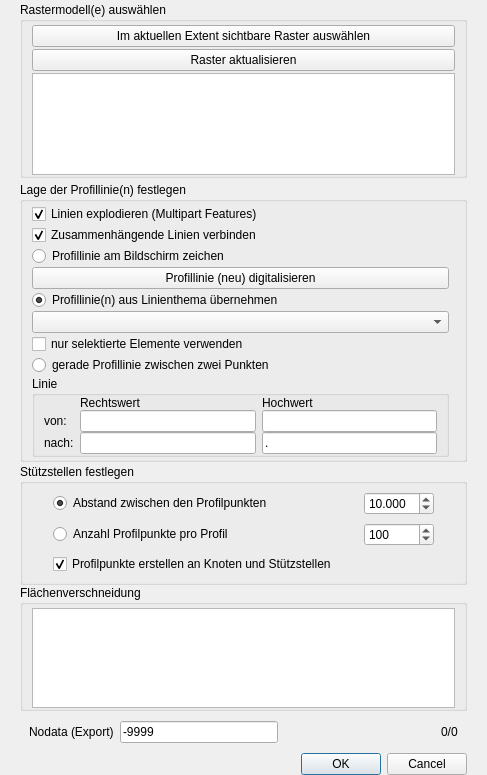
First picture: the form in VoGisProfilTool/ui/ui_vogisprofiltoolmain.ui, repository BergWerkGIS/VoGIS-Profil-Tool, before the edit.
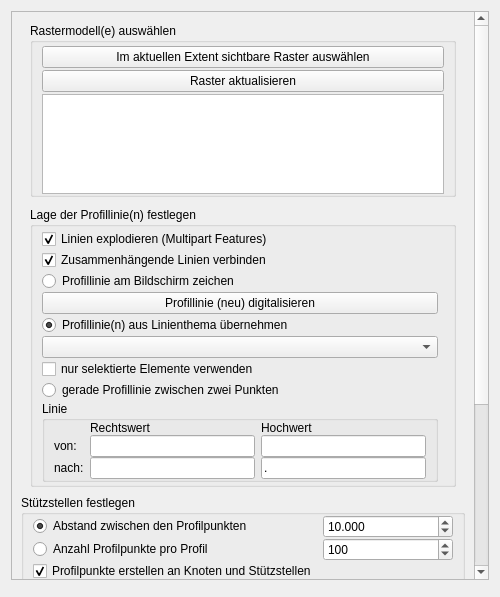
Second picture: the form after the edit.

```diff
--- a/VoGisProfilTool/ui/ui_vogisprofiltoolmain.ui
+++ b/VoGisProfilTool/ui/ui_vogisprofiltoolmain.ui
@@ -6,8 +6,8 @@
    <rect>
     <x>0</x>
     <y>0</y>
-    <width>487</width>
-    <height>775</height>
+    <width>500</width>
+    <height>597</height>
    </rect>
   </property>
   <property name="sizePolicy">
@@ -19,47 +19,27 @@
   <property name="windowTitle">
    <string>VoGIS Profil Tool</string>
   </property>
-  <layout class="QGridLayout" name="gridLayout">
-   <property name="topMargin">
-    <number>0</number>
-   </property>
-   <property name="bottomMargin">
-    <number>0</number>
-   </property>
-   <property name="verticalSpacing">
-    <number>0</number>
-   </property>
-   <item row="0" column="0">
+  <layout class="QVBoxLayout" name="verticalLayout_2">
+   <item>
+    <widget class="QScrollArea" name="scrollArea">
+     <property name="widgetResizable">
+      <bool>true</bool>
+     </property>
+     <widget class="QWidget" name="scrollAreaWidgetContents">
+      <property name="geometry">
+       <rect>
+        <x>0</x>
+        <y>-251</y>
+        <width>480</width>
+        <height>808</height>
+       </rect>
+      </property>
     <layout class="QVBoxLayout" name="verticalLayout">
-     <property name="spacing">
-      <number>0</number>
-     </property>
-     <property name="sizeConstraint">
-      <enum>QLayout::SetMinimumSize</enum>
-     </property>
      <item>
       <widget class="QWidget" name="IDC_widRaster" native="true">
        <property name="enabled">
         <bool>true</bool>
        </property>
-       <property name="sizePolicy">
-        <sizepolicy hsizetype="Preferred" vsizetype="MinimumExpanding">
-         <horstretch>0</horstretch>
-         <verstretch>0</verstretch>
-        </sizepolicy>
-       </property>
-       <property name="minimumSize">
-        <size>
-         <width>0</width>
-         <height>110</height>
-        </size>
-       </property>
-       <property name="maximumSize">
-        <size>
-         <width>16777215</width>
-         <height>180</height>
-        </size>
-       </property>
        <layout class="QGridLayout" name="gridLayout_2">
         <property name="topMargin">
          <number>2</number>
@@ -72,12 +52,6 @@
         </property>
         <item row="0" column="0">
          <widget class="QGroupBox" name="IDC_grpRaster">
-          <property name="sizePolicy">
-           <sizepolicy hsizetype="Preferred" vsizetype="MinimumExpanding">
-            <horstretch>0</horstretch>
-            <verstretch>0</verstretch>
-           </sizepolicy>
-          </property>
           <property name="title">
            <string>Rastermodell(e) auswählen</string>
           </property>
@@ -129,12 +103,6 @@
      </item>
      <item>
       <widget class="QWidget" name="IDC_widProfilLinien" native="true">
-       <property name="sizePolicy">
-        <sizepolicy hsizetype="Preferred" vsizetype="Minimum">
-         <horstretch>0</horstretch>
-         <verstretch>0</verstretch>
-        </sizepolicy>
-       </property>
        <layout class="QGridLayout" name="gridLayout_4">
         <property name="topMargin">
          <number>2</number>
@@ -147,12 +115,6 @@
         </property>
         <item row="0" column="0">
          <widget class="QGroupBox" name="IDC_grpProfilLinien">
-          <property name="sizePolicy">
-           <sizepolicy hsizetype="Preferred" vsizetype="Minimum">
-            <horstretch>0</horstretch>
-            <verstretch>0</verstretch>
-           </sizepolicy>
-          </property>
           <property name="title">
            <string>Lage der Profillinie(n) festlegen</string>
           </property>
@@ -168,12 +130,6 @@
            </property>
            <item row="4" column="0">
             <widget class="QPushButton" name="IDC_bDrawLine">
-             <property name="sizePolicy">
-              <sizepolicy hsizetype="Minimum" vsizetype="Fixed">
-               <horstretch>0</horstretch>
-               <verstretch>0</verstretch>
-              </sizepolicy>
-             </property>
              <property name="text">
               <string>Profillinie (neu) digitalisieren</string>
              </property>
@@ -181,12 +137,6 @@
            </item>
            <item row="8" column="0">
             <widget class="QCheckBox" name="IDC_chkOnlySelectedFeatures">
-             <property name="sizePolicy">
-              <sizepolicy hsizetype="Preferred" vsizetype="Fixed">
-               <horstretch>0</horstretch>
-               <verstretch>0</verstretch>
-              </sizepolicy>
-             </property>
              <property name="text">
               <string>nur selektierte Elemente verwenden</string>
              </property>
@@ -203,14 +153,7 @@
             </widget>
            </item>
            <item row="7" column="0">
-            <widget class="QComboBox" name="IDC_cbLineLayers">
-             <property name="minimumSize">
-              <size>
-               <width>150</width>
-               <height>0</height>
-              </size>
-             </property>
-            </widget>
+              <widget class="QComboBox" name="IDC_cbLineLayers"/>
            </item>
            <item row="6" column="0" colspan="2">
             <widget class="QRadioButton" name="IDC_rbShapeLine">
@@ -231,18 +174,6 @@
            </item>
            <item row="10" column="0">
             <widget class="QGroupBox" name="groupBox">
-             <property name="sizePolicy">
-              <sizepolicy hsizetype="Preferred" vsizetype="Minimum">
-               <horstretch>0</horstretch>
-               <verstretch>0</verstretch>
-              </sizepolicy>
-             </property>
-             <property name="maximumSize">
-              <size>
-               <width>16777215</width>
-               <height>200</height>
-              </size>
-             </property>
              <property name="title">
               <string>Linie</string>
              </property>
@@ -333,30 +264,6 @@
       </widget>
      </item>
      <item>
-      <widget class="QWidget" name="IDC_widVertices" native="true">
-       <property name="sizePolicy">
-        <sizepolicy hsizetype="Preferred" vsizetype="Minimum">
-         <horstretch>0</horstretch>
-         <verstretch>0</verstretch>
-        </sizepolicy>
-       </property>
-       <property name="maximumSize">
-        <size>
-         <width>16777215</width>
-         <height>250</height>
-        </size>
-       </property>
-       <layout class="QGridLayout" name="gridLayout_6">
-        <property name="topMargin">
-         <number>0</number>
-        </property>
-        <property name="bottomMargin">
-         <number>0</number>
-        </property>
-        <property name="verticalSpacing">
-         <number>0</number>
-        </property>
-        <item row="0" column="0">
          <widget class="QGroupBox" name="IDC_grpVertices">
           <property name="sizePolicy">
            <sizepolicy hsizetype="Preferred" vsizetype="Minimum">
@@ -379,12 +286,6 @@
            </property>
            <item row="0" column="0">
             <widget class="QRadioButton" name="IDC_rbEquiDistance">
-             <property name="sizePolicy">
-              <sizepolicy hsizetype="Fixed" vsizetype="Fixed">
-               <horstretch>0</horstretch>
-               <verstretch>0</verstretch>
-              </sizepolicy>
-             </property>
              <property name="text">
               <string>Abstand zwischen den Profilpunkten</string>
              </property>
@@ -401,12 +302,6 @@
                <verstretch>0</verstretch>
               </sizepolicy>
              </property>
-             <property name="maximumSize">
-              <size>
-               <width>70</width>
-               <height>16777215</height>
-              </size>
-             </property>
              <property name="decimals">
               <number>3</number>
              </property>
@@ -423,12 +318,6 @@
            </item>
            <item row="1" column="0">
             <widget class="QRadioButton" name="IDC_rbVertexCount">
-             <property name="sizePolicy">
-              <sizepolicy hsizetype="Fixed" vsizetype="Fixed">
-               <horstretch>0</horstretch>
-               <verstretch>0</verstretch>
-              </sizepolicy>
-             </property>
              <property name="text">
               <string>Anzahl Profilpunkte pro Profil</string>
              </property>
@@ -436,12 +325,6 @@
            </item>
            <item row="1" column="1">
             <widget class="QDoubleSpinBox" name="IDC_dblspinVertexCnt">
-             <property name="maximumSize">
-              <size>
-               <width>70</width>
-               <height>16777215</height>
-              </size>
-             </property>
              <property name="decimals">
               <number>0</number>
              </property>
@@ -469,29 +352,8 @@
           </layout>
          </widget>
         </item>
-       </layout>
-      </widget>
-     </item>
      <item>
       <widget class="QWidget" name="IDC_widPolygonLayers" native="true">
-       <property name="sizePolicy">
-        <sizepolicy hsizetype="Expanding" vsizetype="Minimum">
-         <horstretch>0</horstretch>
-         <verstretch>0</verstretch>
-        </sizepolicy>
-       </property>
-       <property name="minimumSize">
-        <size>
-         <width>0</width>
-         <height>50</height>
-        </size>
-       </property>
-       <property name="maximumSize">
-        <size>
-         <width>16777215</width>
-         <height>300</height>
-        </size>
-       </property>
        <layout class="QGridLayout" name="gridLayout_10">
         <property name="topMargin">
          <number>0</number>
@@ -501,18 +363,6 @@
         </property>
         <item row="0" column="0">
          <widget class="QGroupBox" name="IDC_grpIntersection">
-          <property name="sizePolicy">
-           <sizepolicy hsizetype="Expanding" vsizetype="Minimum">
-            <horstretch>0</horstretch>
-            <verstretch>0</verstretch>
-           </sizepolicy>
-          </property>
-          <property name="minimumSize">
-           <size>
-            <width>0</width>
-            <height>50</height>
-           </size>
-          </property>
           <property name="title">
            <string>Flächenverschneidung</string>
           </property>
@@ -530,26 +380,7 @@
             <number>0</number>
            </property>
            <item row="0" column="0">
-            <widget class="QListWidget" name="IDC_listPolygons">
-             <property name="sizePolicy">
-              <sizepolicy hsizetype="Expanding" vsizetype="Minimum">
-               <horstretch>0</horstretch>
-               <verstretch>0</verstretch>
-              </sizepolicy>
-             </property>
-             <property name="minimumSize">
-              <size>
-               <width>0</width>
-               <height>50</height>
-              </size>
-             </property>
-             <property name="maximumSize">
-              <size>
-               <width>16777215</width>
-               <height>100</height>
-              </size>
-             </property>
-            </widget>
+              <widget class="QListWidget" name="IDC_listPolygons"/>
            </item>
           </layout>
          </widget>
@@ -569,18 +400,6 @@
         </item>
         <item row="3" column="0">
          <widget class="QWidget" name="IDC_widNoDataAndProgress" native="true">
-          <property name="minimumSize">
-           <size>
-            <width>0</width>
-            <height>30</height>
-           </size>
-          </property>
-          <property name="maximumSize">
-           <size>
-            <width>16777215</width>
-            <height>80</height>
-           </size>
-          </property>
           <layout class="QGridLayout" name="gridLayout_9">
            <property name="topMargin">
             <number>0</number>
@@ -628,10 +447,45 @@
           </layout>
          </widget>
         </item>
+          <item row="1" column="0">
+           <widget class="QGroupBox" name="grpCadastre">
+            <property name="title">
+             <string>Cadastre intersection</string>
+            </property>
+            <property name="checkable">
+             <bool>true</bool>
+            </property>
+            <property name="checked">
+             <bool>false</bool>
+            </property>
+            <layout class="QVBoxLayout" name="verticalLayout_3">
+             <item>
+              <widget class="QComboBox" name="cmbCadastreLayer"/>
+             </item>
        </layout>
       </widget>
      </item>
     </layout>
+        </widget>
+       </item>
+      </layout>
+     </widget>
+    </widget>
+   </item>
+   <item>
+    <widget class="QWidget" name="IDC_widVertices" native="true">
+     <layout class="QGridLayout" name="gridLayout_6">
+      <property name="topMargin">
+       <number>0</number>
+      </property>
+      <property name="bottomMargin">
+       <number>0</number>
+      </property>
+      <property name="verticalSpacing">
+       <number>0</number>
+      </property>
+     </layout>
+    </widget>
    </item>
   </layout>
  </widget>
```
Lines whose indentation alone changed are shown as unchanged.
